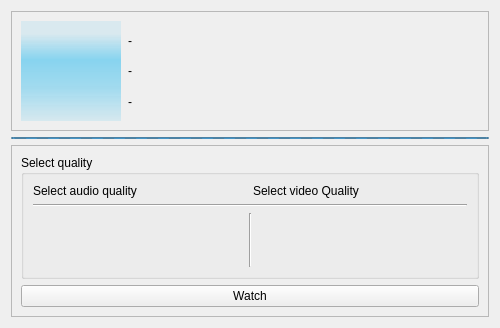
Qt form videooption.ui (keshavbhatt/olivia) before a commit.
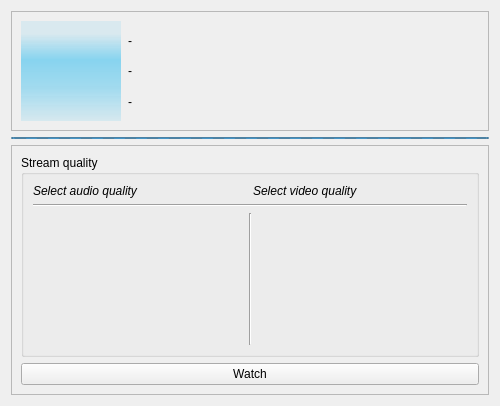
The same form after that commit. Icons and pictures are not drawn. Custom widgets are drawn as their Qt base class.

Commit message: added option to watch video from youtube search page. some other UI reforms in videoOption widget.

Diff of the .ui file:
```diff
--- a/videooption.ui
+++ b/videooption.ui
@@ -7,7 +7,7 @@
     <x>0</x>
     <y>0</y>
     <width>500</width>
-    <height>317</height>
+    <height>406</height>
    </rect>
   </property>
   <property name="minimumSize">
@@ -191,8 +191,14 @@
      <layout class="QVBoxLayout" name="verticalLayout_3">
       <item>
        <widget class="QGroupBox" name="quality_box">
+        <property name="minimumSize">
+         <size>
+          <width>0</width>
+          <height>200</height>
+         </size>
+        </property>
         <property name="title">
-         <string>Select quality</string>
+         <string>Stream quality</string>
         </property>
         <layout class="QVBoxLayout" name="verticalLayout_5">
          <item>
@@ -203,14 +209,20 @@
            <item>
             <widget class="QLabel" name="label">
              <property name="text">
-              <string>Select audio quality</string>
+              <string>&lt;html&gt;&lt;head/&gt;&lt;body&gt;&lt;p&gt;&lt;span style=&quot; font-style:italic;&quot;&gt;Select audio quality&lt;/span&gt;&lt;/p&gt;&lt;/body&gt;&lt;/html&gt;</string>
+             </property>
+             <property name="textFormat">
+              <enum>Qt::RichText</enum>
              </property>
             </widget>
            </item>
            <item>
             <widget class="QLabel" name="label_2">
              <property name="text">
-              <string>Select video Quality</string>
+              <string>&lt;html&gt;&lt;head/&gt;&lt;body&gt;&lt;p&gt;&lt;span style=&quot; font-style:italic;&quot;&gt;Select video quality&lt;/span&gt;&lt;/p&gt;&lt;/body&gt;&lt;/html&gt;</string>
+             </property>
+             <property name="textFormat">
+              <enum>Qt::RichText</enum>
              </property>
             </widget>
            </item>
@@ -243,7 +255,6 @@
 	   background-color: transparent;
 	   border:none;
        width: 10px;
-       margin: 15px 0 22px 0;
    }
    QScrollBar::handle:vertical {
        background: grey;
@@ -265,7 +276,7 @@
                 <x>0</x>
                 <y>0</y>
                 <width>218</width>
-                <height>61</height>
+                <height>149</height>
                </rect>
               </property>
               <layout class="QVBoxLayout" name="verticalLayout_6">
@@ -302,8 +313,7 @@
 	   background-color: transparent;
 	   border:none;
        width: 10px;
-       margin: 15px 0 22px 0;
-   }
+    }
    QScrollBar::handle:vertical {
        background: grey;
        min-height: 20px;
@@ -324,7 +334,7 @@
                 <x>0</x>
                 <y>0</y>
                 <width>217</width>
-                <height>61</height>
+                <height>149</height>
                </rect>
               </property>
               <layout class="QVBoxLayout" name="verticalLayout_7">
```
Left out of the diff: 4 changed lines with no effect on the pictures. The commit also changes 7 other files.
